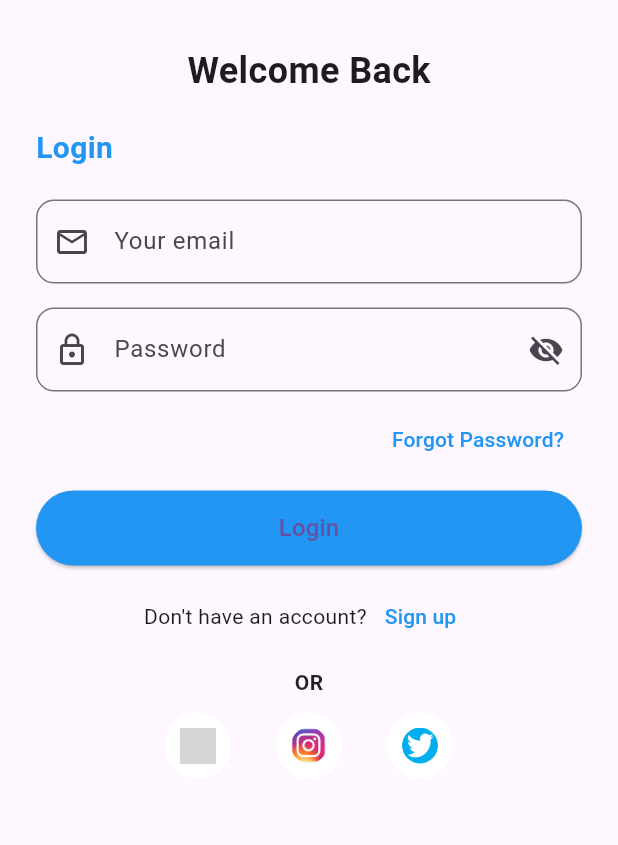
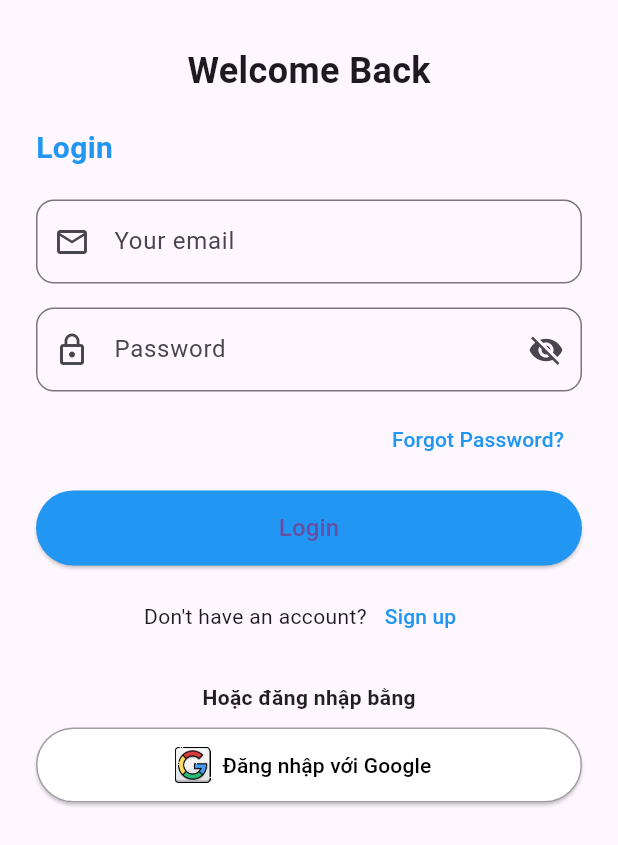
Before and after one commit to HaoLam2608/Todo_app, a Flutter app: the screen it shows after launch, on a phone screen of 412 x 824 dp. Shown: the top 845 px of the screen. Run offline on Flutter 3.47's test engine with Material 3 defaults, Android fonts, the phone set to English and light mode, and no system bars; our stand-ins replace cloud_firestore, firebase_auth, firebase_core, fl_chart, flutter_local_notifications, font_awesome_flutter and 6 more; accounts and stored records are empty; grey boxes are pictures that could not be loaded.

Commit message:
Update google sign in

```diff
--- a/lib/login/login_screen.dart
+++ b/lib/login/login_screen.dart
@@ -1,8 +1,11 @@
 import 'package:flutter/material.dart';
 import 'package:todo_list/database/user_database.dart';
-import 'package:todo_list/homepage/homepage.dart'; // HomeScreen
+import 'package:todo_list/database/user_model.dart';
+import 'package:todo_list/homepage/homepage.dart';
 import 'package:todo_list/login/sign_up.dart';
 import '../services/session_manager.dart';
+import 'package:firebase_auth/firebase_auth.dart';
+import 'package:google_sign_in/google_sign_in.dart';
 
 class LoginScreen extends StatefulWidget {
   const LoginScreen({super.key});
@@ -21,7 +24,6 @@ class _LoginScreenState extends State<LoginScreen> {
     final email = emailController.text.trim();
     final password = passwordController.text.trim();
 
-    // Basic input validation
     if (email.isEmpty || password.isEmpty) {
       setState(() {
         errorMessage = 'Vui lòng nhập email và mật khẩu!';
@@ -30,15 +32,9 @@ class _LoginScreenState extends State<LoginScreen> {
     }
 
     try {
-      final user = await UserDatabase.instance.getUserByEmailAndPassword(
-        email,
-        password,
-      );
-
+      final user = await UserDatabase.instance.getUserByEmailAndPassword(email, password);
       if (user != null) {
-        // Lưu thông tin người dùng vào session
         await SessionManager.saveUserSession(user);
-
         Navigator.pushReplacement(
           context,
           MaterialPageRoute(builder: (_) => HomeScreen(user: user)),
@@ -55,15 +51,70 @@ class _LoginScreenState extends State<LoginScreen> {
     }
   }
 
-  Widget buildSocialIcon(String assetPath) {
-    return CircleAvatar(
-      backgroundColor: Colors.white,
-      radius: 22,
-      child: ClipRRect(
-        borderRadius: BorderRadius.circular(22),
-        child: Image.asset(assetPath, width: 24, height: 24, fit: BoxFit.cover),
-      ),
-    );
+  Future<void> _signInWithGoogle() async {
+    try {
+      setState(() {
+        errorMessage = '';
+      });
+
+      final GoogleSignInAccount? googleUser = await GoogleSignIn().signIn();
+      if (googleUser == null) return;
+
+      final GoogleSignInAuthentication googleAuth = await googleUser.authentication;
+      final credential = GoogleAuthProvider.credential(
+        accessToken: googleAuth.accessToken,
+        idToken: googleAuth.idToken,
+      );
+
+      final userCredential = await FirebaseAuth.instance.signInWithCredential(credential);
+      final firebaseUser = userCredential.user;
+
+      if (firebaseUser != null) {
+        final emailExists = await UserDatabase.instance.isEmailExist(firebaseUser.email!);
+
+        if (emailExists) {
+          final allUsers = await UserDatabase.instance.getAllUsers();
+          final localUser = allUsers.firstWhere(
+                (user) => user.email == firebaseUser.email!,
+          );
+
+          await SessionManager.saveUserSession(localUser);
+          Navigator.pushReplacement(
+            context,
+            MaterialPageRoute(builder: (_) => HomeScreen(user: localUser)),
+          );
+        } else {
+          final newUser = UserModel(
+            username: firebaseUser.displayName ?? 'Google User',
+            email: firebaseUser.email!,
+            password: 'GoogleAuth123!', // Password hợp lệ theo regex
+            joinDate: DateTime.now().toIso8601String(),
+            completedTasks: 0,
+            isNotificationsEnabled: true,
+          );
+
+          try {
+            final userId = await UserDatabase.instance.registerUser(newUser);
+            final createdUser = newUser.copyWith(id: userId);
+
+            await SessionManager.saveUserSession(createdUser);
+            Navigator.pushReplacement(
+              context,
+              MaterialPageRoute(builder: (_) => HomeScreen(user: createdUser)),
+            );
+          } catch (registerError) {
+            print('Register error: $registerError');
+            setState(() {
+              errorMessage = 'Không thể tạo tài khoản Google: $registerError';
+            });
+          }
+        }
+      }
+    } catch (e) {
+      setState(() {
+        errorMessage = 'Đăng nhập Google thất bại: $e';
+      });
+    }
   }
 
   @override
@@ -101,11 +152,12 @@ class _LoginScreenState extends State<LoginScreen> {
                     border: OutlineInputBorder(
                       borderRadius: BorderRadius.circular(12),
                     ),
-                    errorText:
-                        errorMessage.isNotEmpty &&
-                                emailController.text.trim().isEmpty
-                            ? 'Email is required'
-                            : null,
+                    // Chỉ hiện error khi không phải lỗi Google sign-in
+                    errorText: errorMessage.isNotEmpty &&
+                        emailController.text.trim().isEmpty &&
+                        !errorMessage.contains('Google')
+                        ? 'Email is required'
+                        : null,
                   ),
                   keyboardType: TextInputType.emailAddress,
                 ),
@@ -118,9 +170,7 @@ class _LoginScreenState extends State<LoginScreen> {
                     prefixIcon: const Icon(Icons.lock_outline),
                     suffixIcon: IconButton(
                       icon: Icon(
-                        _obscurePassword
-                            ? Icons.visibility_off
-                            : Icons.visibility,
+                        _obscurePassword ? Icons.visibility_off : Icons.visibility,
                       ),
                       onPressed: () {
                         setState(() {
@@ -131,11 +181,12 @@ class _LoginScreenState extends State<LoginScreen> {
                     border: OutlineInputBorder(
                       borderRadius: BorderRadius.circular(12),
                     ),
-                    errorText:
-                        errorMessage.isNotEmpty &&
-                                passwordController.text.trim().isEmpty
-                            ? 'Password is required'
-                            : null,
+                    // Chỉ hiện error khi không phải lỗi Google sign-in
+                    errorText: errorMessage.isNotEmpty &&
+                        passwordController.text.trim().isEmpty &&
+                        !errorMessage.contains('Google')
+                        ? 'Password is required'
+                        : null,
                   ),
                 ),
                 const SizedBox(height: 8),
@@ -143,7 +194,7 @@ class _LoginScreenState extends State<LoginScreen> {
                   alignment: Alignment.centerRight,
                   child: TextButton(
                     onPressed: () {
-                      // Implement forgot password logic here
+                      // Forgot password logic
                     },
                     child: const Text(
                       'Forgot Password?',
@@ -185,9 +236,7 @@ class _LoginScreenState extends State<LoginScreen> {
                       onPressed: () {
                         Navigator.pushReplacement(
                           context,
-                          MaterialPageRoute(
-                            builder: (_) => const SignUpScreen(),
-                          ),
+                          MaterialPageRoute(builder: (_) => const SignUpScreen()),
                         );
                       },
                       child: const Text(
@@ -197,24 +246,28 @@ class _LoginScreenState extends State<LoginScreen> {
                     ),
                   ],
                 ),
-                const SizedBox(height: 10),
+                const SizedBox(height: 20),
                 const Text(
-                  'OR',
+                  'Hoặc đăng nhập bằng',
                   style: TextStyle(
                     fontWeight: FontWeight.bold,
                     color: Colors.black87,
                   ),
                 ),
                 const SizedBox(height: 10),
-                Row(
-                  mainAxisAlignment: MainAxisAlignment.center,
-                  children: [
-                    buildSocialIcon('assets/img/fb_icon.jfif'),
-                    const SizedBox(width: 30),
-                    buildSocialIcon('assets/img/ins_icon.png'),
-                    const SizedBox(width: 30),
-                    buildSocialIcon('assets/img/twitter_icon.png'),
-                  ],
+                ElevatedButton.icon(
+                  onPressed: _signInWithGoogle,
+                  icon: Image.asset('assets/img/google_icon.png', height: 24),
+                  label: const Text('Đăng nhập với Google'),
+                  style: ElevatedButton.styleFrom(
+                    foregroundColor: Colors.black,
+                    backgroundColor: Colors.white,
+                    minimumSize: const Size(double.infinity, 50),
+                    shape: RoundedRectangleBorder(
+                      borderRadius: BorderRadius.circular(30),
+                      side: const BorderSide(color: Colors.grey),
+                    ),
+                  ),
                 ),
                 const SizedBox(height: 30),
               ],
--- a/pubspec.yaml
+++ b/pubspec.yaml
@@ -52,6 +52,8 @@ dependencies:
   pdf: ^3.10.1  # Cho xuất PDF
   fl_chart: ^0.67.0
   csv: ^5.0.0
+  firebase_auth: ^5.5.4
+  google_sign_in: ^6.2.1
 
 
 dev_dependencies:
```
Also changed, not shown: lib/login/sign_up.dart (+19 -8 lines), assets/img/google_icon.png (added), pubspec.lock, 4 other files.
